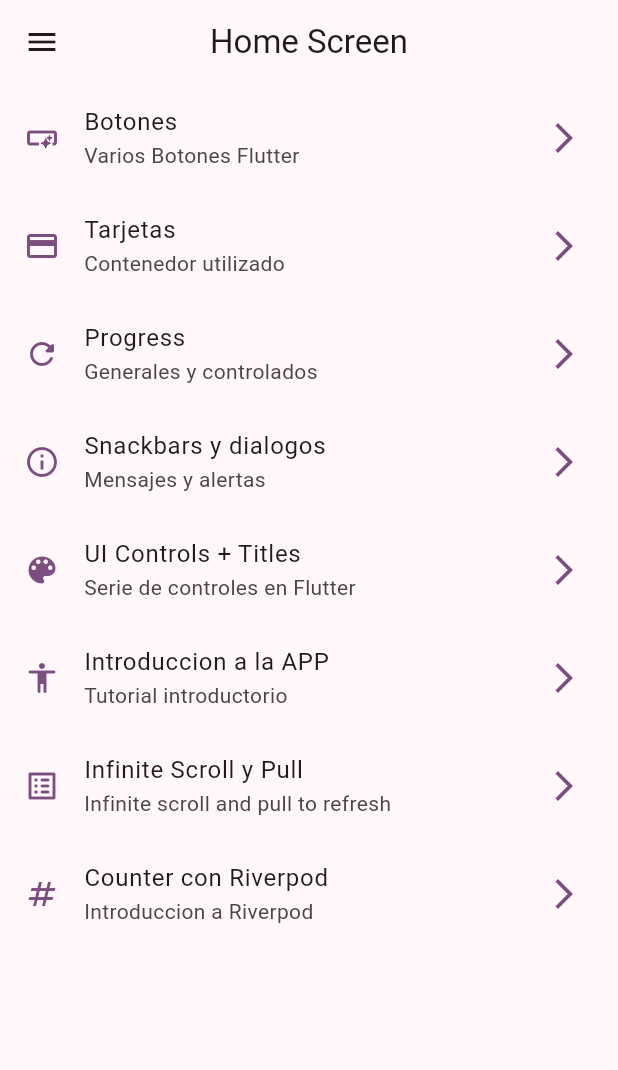
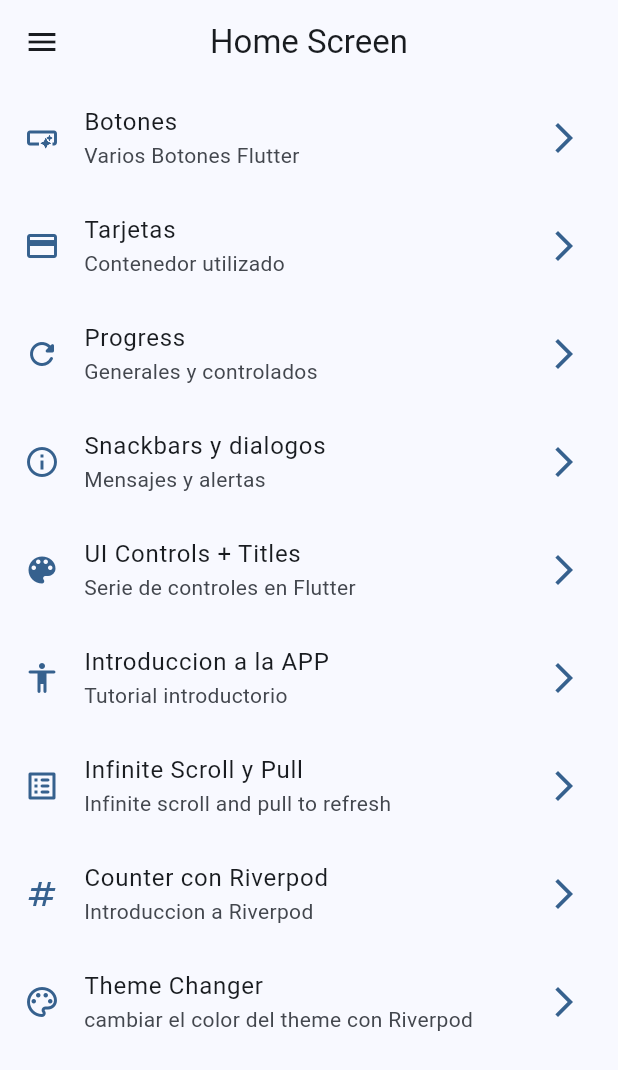
Before and after one commit to patoCode/widgets_app, a Flutter app: the screen it shows after launch, on a phone screen of 412 x 824 dp. Shown: the top 1070 px of the screen. Run offline on Flutter 3.47's test engine with Material 3 defaults, Android fonts, the phone set to English and light mode, and no system bars; our stand-ins replace animate_do, flutter_riverpod, go_router.

Commit message:
DARK MODE terminado

```diff
--- a/lib/config/menu/menu_items.dart
+++ b/lib/config/menu/menu_items.dart
@@ -63,4 +63,10 @@ const appMenuItems = <MenuItem>[
     link: "/counter",
     icon: Icons.numbers,
   ),
+  MenuItem(
+    title: "Theme Changer",
+    subTitle: "cambiar el color del theme con Riverpod",
+    link: "/theme_changer",
+    icon: Icons.color_lens_outlined,
+  ),
 ];
--- a/lib/config/router/router_app.dart
+++ b/lib/config/router/router_app.dart
@@ -53,5 +53,10 @@ final appRouter = GoRouter(
       name: CounterScreen.name,
       builder: (context, state) => const CounterScreen(),
     ),
+    GoRoute(
+      path: '/theme_changer',
+      name: ThemeChangerScreen.name,
+      builder: (context, state) => const ThemeChangerScreen(),
+    ),
   ],
 );
--- a/lib/config/theme/app_theme.dart
+++ b/lib/config/theme/app_theme.dart
@@ -15,9 +15,11 @@ const colorList = <Color>[
 
 class AppTheme {
   final int selectedColor;
+  final bool isDarkMode;
 
   AppTheme({
     this.selectedColor = 0,
+    this.isDarkMode = false,
   })  : assert(
           selectedColor >= 0,
           "Selected color must be greater then 0",
@@ -28,6 +30,7 @@ class AppTheme {
         );
   ThemeData getTheme() => ThemeData(
         useMaterial3: true,
+        brightness: isDarkMode ? Brightness.dark : Brightness.light,
         colorSchemeSeed: colorList[selectedColor],
         //** Aca podemos definir los estilos generales para todos los appBar
         appBarTheme: const AppBarTheme(
--- a/lib/main.dart
+++ b/lib/main.dart
@@ -2,6 +2,7 @@ import 'package:flutter/material.dart';
 import 'package:flutter_riverpod/flutter_riverpod.dart';
 import 'package:widgets_app/config/router/router_app.dart';
 import 'package:widgets_app/config/theme/app_theme.dart';
+import 'package:widgets_app/presentation/providers/theme_provider.dart';
 
 void main() {
   runApp(
@@ -13,18 +14,23 @@ void main() {
   );
 }
 
-class MainApp extends StatelessWidget {
+class MainApp extends ConsumerWidget {
   const MainApp({super.key});
 
   @override
-  Widget build(BuildContext context) {
+  Widget build(BuildContext context, WidgetRef ref) {
     //** En materiaApp se debe si o si agregar el <.router>
+
+    final isDark = ref.watch(themeProvider);
+    final selectColor = ref.watch(selectedIndexColorProvider);
+
     return MaterialApp.router(
       title: 'Flutter - Widgets App',
       routerConfig: appRouter,
       debugShowCheckedModeBanner: false,
       theme: AppTheme(
-        selectedColor: 4,
+        selectedColor: selectColor,
+        isDarkMode: isDark,
       ).getTheme(),
     );
   }
--- a/lib/presentation/providers/theme_provider.dart
+++ b/lib/presentation/providers/theme_provider.dart
@@ -1,3 +1,11 @@
 import 'package:flutter_riverpod/flutter_riverpod.dart';
+import 'package:widgets_app/config/theme/app_theme.dart';
 
 final themeProvider = StateProvider((ref) => false);
+
+// **  estado de colores inmutables, es decir no se puede cambiar, para esto utilizarmos el Provider
+// !! Este Provider no se puede cambiar a lo largo de la vida de la APP
+final colorListProvider = Provider((ref) => colorList);
+
+// ** Para guardar el indice del color seleccionado
+final selectedIndexColorProvider = StateProvider((ref) => 0);
--- a/lib/presentation/screens/screens.dart
+++ b/lib/presentation/screens/screens.dart
@@ -8,4 +8,5 @@ export 'package:widgets_app/presentation/screens/home/home_screen.dart';
 export 'package:widgets_app/presentation/screens/infinite_scroll/infinite_scroll.dart';
 export 'package:widgets_app/presentation/screens/progress/progress_screen.dart';
 export 'package:widgets_app/presentation/screens/snackbar/snackbar_screen.dart';
+export 'package:widgets_app/presentation/screens/theme_changer/theme_changer_screen.dart';
 export 'package:widgets_app/presentation/screens/ui_controls/ui_controls_screen.dart';
```
Also changed, not shown: lib/presentation/screens/theme_changer/theme_changer_screen.dart (added, +80 -0 lines).
